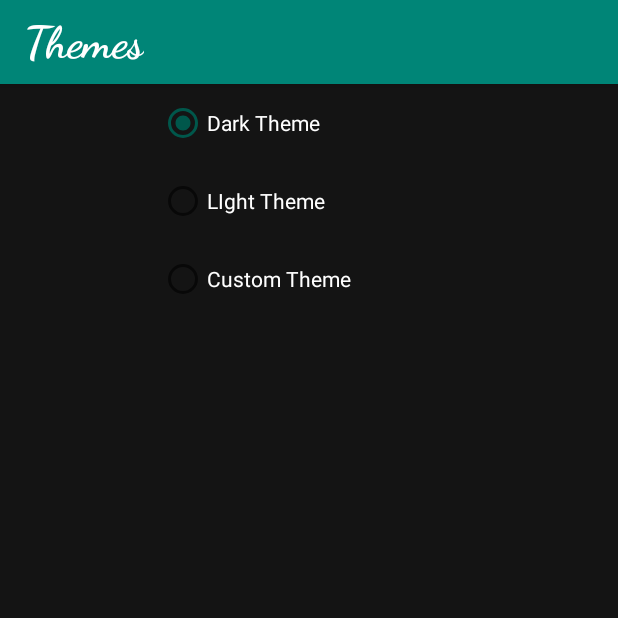
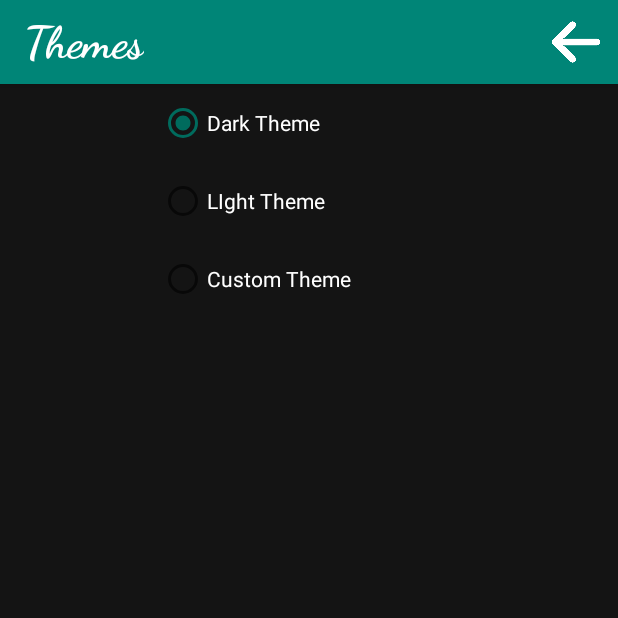
Before and after one commit to asakl/PasswordSafe, an Android app: the ThemeActivity screen opened directly, with no data from a screen before it, on a phone screen of 412 x 824 dp, the top half of it. Run offline under Robolectric (Android 15) with nearby library versions, the phone set to English and light mode, and no system bars.

Commit message:
change a bit the UI

```diff
--- a/app/src/main/java/asa/PasswordSafe/ThemeActivity.java
+++ b/app/src/main/java/asa/PasswordSafe/ThemeActivity.java
@@ -3,6 +3,9 @@ package asa.PasswordSafe;
 import android.content.Intent;
 import android.os.Bundle;
 import android.support.v7.app.AppCompatActivity;
+import android.view.Menu;
+import android.view.MenuInflater;
+import android.view.MenuItem;
 import android.widget.RadioGroup;
 import android.widget.Toast;
 
@@ -50,4 +53,22 @@ public class ThemeActivity extends AppCompatActivity
         Intent intent = new Intent(this, MainActivity.class);
         startActivity(intent);
     }
+
+    @Override
+    public boolean onCreateOptionsMenu(Menu menu) {
+        MenuInflater inflater = getMenuInflater();
+        inflater.inflate(R.menu.back_menu, menu);
+        return true;
+    }
+
+    @Override
+    public boolean onOptionsItemSelected(MenuItem item) {
+        if (item.getItemId() == R.id.backMenu) {
+            Intent intent = new Intent(this, MainActivity.class);
+            startActivity(intent);
+        } else {
+            return super.onOptionsItemSelected(item);
+        }
+        return true;
+    }
 }
--- a/app/src/main/res/menu/settings_menu.xml
+++ b/app/src/main/res/menu/back_menu.xml
@@ -2,7 +2,7 @@
 <menu xmlns:android="http://schemas.android.com/apk/res/android"
     xmlns:app="http://schemas.android.com/apk/res-auto">
     <item
-        android:id="@+id/settingsMenuBack"
+        android:id="@+id/backMenu"
         android:icon="@drawable/back"
         android:title="@string/back"
         app:showAsAction="always" />
--- a/app/src/main/res/values/colors.xml
+++ b/app/src/main/res/values/colors.xml
@@ -1,10 +1,10 @@
 <?xml version="1.0" encoding="utf-8"?>
 <resources>
     <color name="colorPrimary">#008577</color>
-    <color name="colorPrimaryDark">#00574B</color>
+    <color name="colorPrimaryDark">#006B5D</color>
     <color name="colorAccent">#195A12</color>
     <color name="darkBackground">#DD111111</color>
-    <color name="darkDialogBackground">#DD222222</color>
+    <color name="darkDialogBackground">#222222</color>
     <color name="button">#DD921D1D</color>
     <color name="darkHint">#90FFFFFF</color>
     <color name="lightHint">#90000000</color>
```
